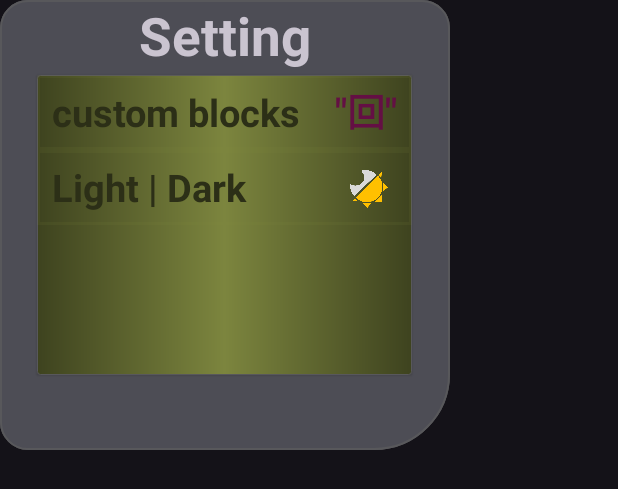
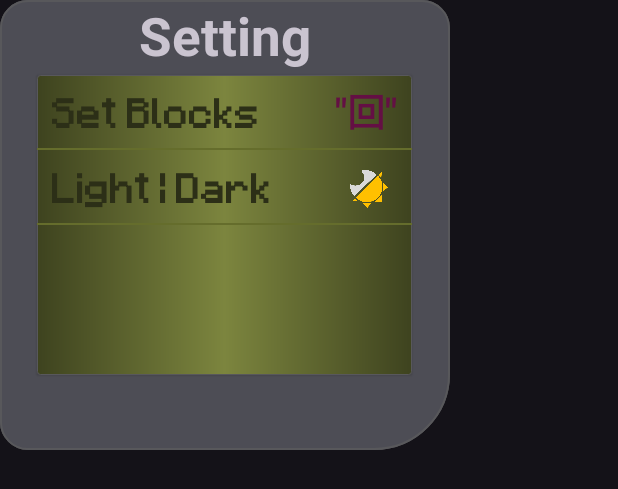
Before and after one commit to CYZeusX/Tetris, an Android app: the layout setting_dialog.xml on its own in the app's theme, with its tools: preview values and no code run, on a phone screen of 412 x 824 dp. Shown: the top 489 px of the screen. Run offline under Robolectric (Android 15) with nearby library versions, the phone set to English and light mode, and no system bars.

Commit message:
added a font for the setting menu columns, remake the column design in the setting menu

```diff
--- a/app/src/main/res/drawable/setting_column.xml
+++ b/app/src/main/res/drawable/setting_column.xml
@@ -1,7 +1,15 @@
 <?xml version="1.0" encoding="utf-8"?>
-<shape xmlns:android="http://schemas.android.com/apk/res/android">
-    <solid android:color="@color/nul"/>
-    <stroke
-        android:color="#1A7C853E"
-        android:width="2dp"/>
-</shape>
+<layer-list xmlns:android="http://schemas.android.com/apk/res/android">
+    <item>
+        <shape>
+            <solid android:color="@color/nul"/>
+        </shape>
+    </item>
+
+    <item
+        android:top="49dp">
+        <shape>
+            <solid android:color="#656D2C"/>
+        </shape>
+    </item>
+</layer-list>
--- a/app/src/main/res/layout/setting_dialog.xml
+++ b/app/src/main/res/layout/setting_dialog.xml
@@ -32,12 +32,13 @@
             android:layout_marginEnd="0dp"
             android:elevation="10dp"
             android:paddingHorizontal="10dp"
-            android:paddingVertical="7dp"
-            android:text="@string/custom_blocks"
+            android:paddingVertical="10dp"
+            android:text="@string/set_blocks"
             android:textAlignment="textStart"
             android:textColor="?attr/colorAccent"
-            android:textSize="25sp"
-            android:textStyle="bold" />
+            android:textSize="22sp"
+            android:textStyle="bold"
+            android:fontFamily="@font/minecraft_font"/>
 
         <ImageView
             android:layout_width="25dp"
@@ -74,7 +75,7 @@
                 android:textColor="?attr/colorOnPrimary"
                 android:textColorHint="?attr/colorOnPrimary"
                 android:textSize="25sp"
-                android:textStyle="bold" />
+                android:textStyle="bold"/>
 
             <Button
                 android:id="@+id/lightDark"
@@ -82,12 +83,13 @@
                 android:layout_height="50dp"
                 android:background="@drawable/setting_column"
                 android:paddingHorizontal="10dp"
-                android:paddingVertical="7dp"
+                android:paddingVertical="10dp"
                 android:text="@string/theme_light_dark"
                 android:textAlignment="textStart"
                 android:textColor="?attr/colorAccent"
-                android:textSize="25sp"
-                android:textStyle="bold" />
+                android:textSize="22sp"
+                android:textStyle="bold"
+                android:fontFamily="@font/minecraft_font"/>
 
         </TableLayout>
     </RelativeLayout>
--- a/app/src/main/res/values/strings.xml
+++ b/app/src/main/res/values/strings.xml
@@ -13,8 +13,7 @@
     <string name="btn_Y">Y</string>
     <string name="nul" />
     <string name="setting">Setting</string>
-    <string name="custom_blocks">custom blocks</string>
+    <string name="set_blocks">Set Blocks</string>
     <string name="theme_light_dark">Light | Dark</string>
-    <string name="custom_shape">custom shape</string>
     <string name="default_block">\"回\"</string>
 </resources>
```
Also changed, not shown: app/src/main/res/font/minecraft_font.ttf (added).
